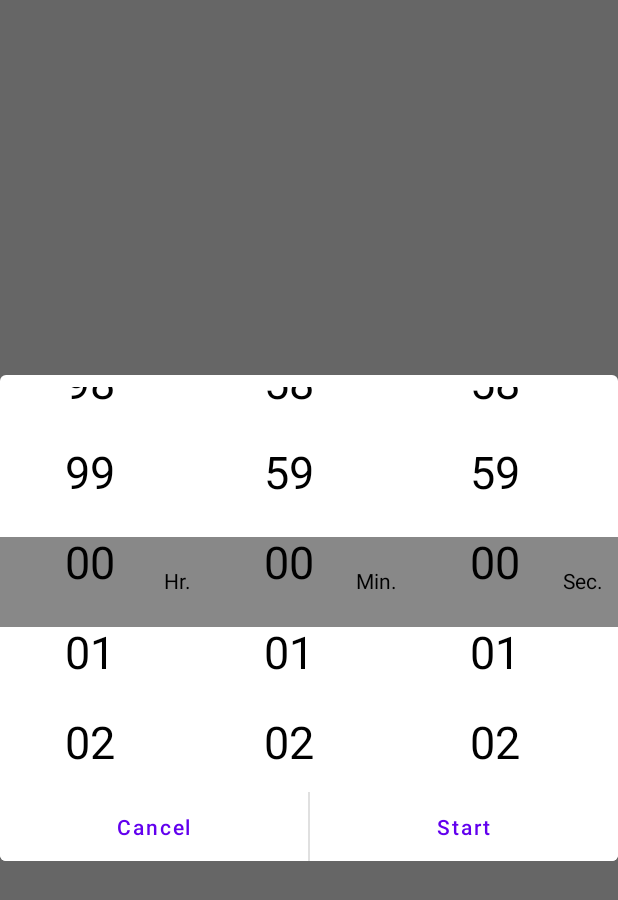
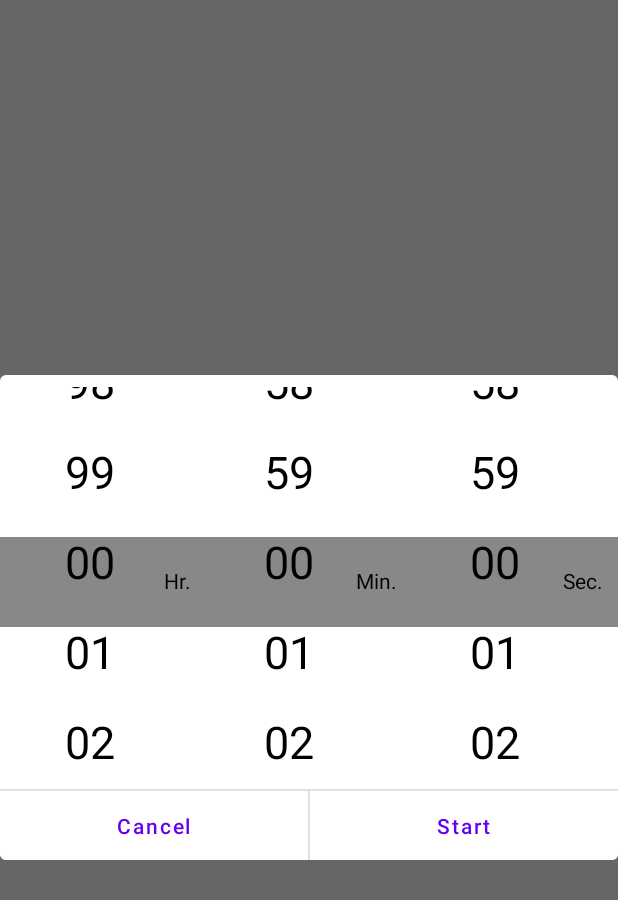
Before and after one commit to aiLvXuan/ComposeCountdownChallenge, an Android app built with Jetpack Compose: the @Preview function Preview, on a phone screen of 412 x 824 dp. Shown: the top 900 px of the screen. Run offline under Robolectric (Android 15) with nearby library versions, the phone set to English and light mode, and no system bars.

Commit message:
upload screenshot

```diff
--- a/app/src/main/java/com/example/androiddevchallenge/ui/TimePickerDialog.kt
+++ b/app/src/main/java/com/example/androiddevchallenge/ui/TimePickerDialog.kt
@@ -75,11 +75,12 @@ fun TimePickerDialog(
             Column {
                 Spacer(modifier = Modifier.padding(top = 8.dp))
                 TimeView(hourState, minState, secState)
+                Spacer(modifier = Modifier.padding(top = 8.dp))
 
-                Spacer(
+                Divider(
                     modifier = Modifier
-                        .padding(top = 10.dp)
-                        .background(Color.Gray)
+                        .fillMaxWidth()
+                        .width(1.dp)
                 )
 
                 Row(
```
Also changed, not shown: 6 other files.
